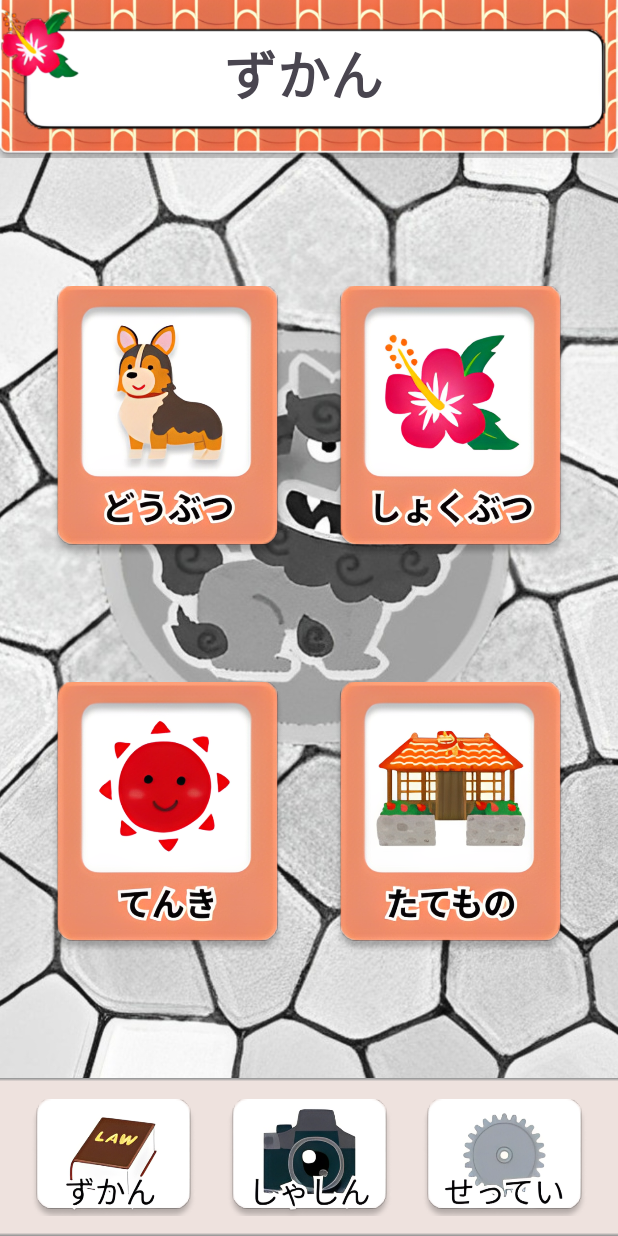
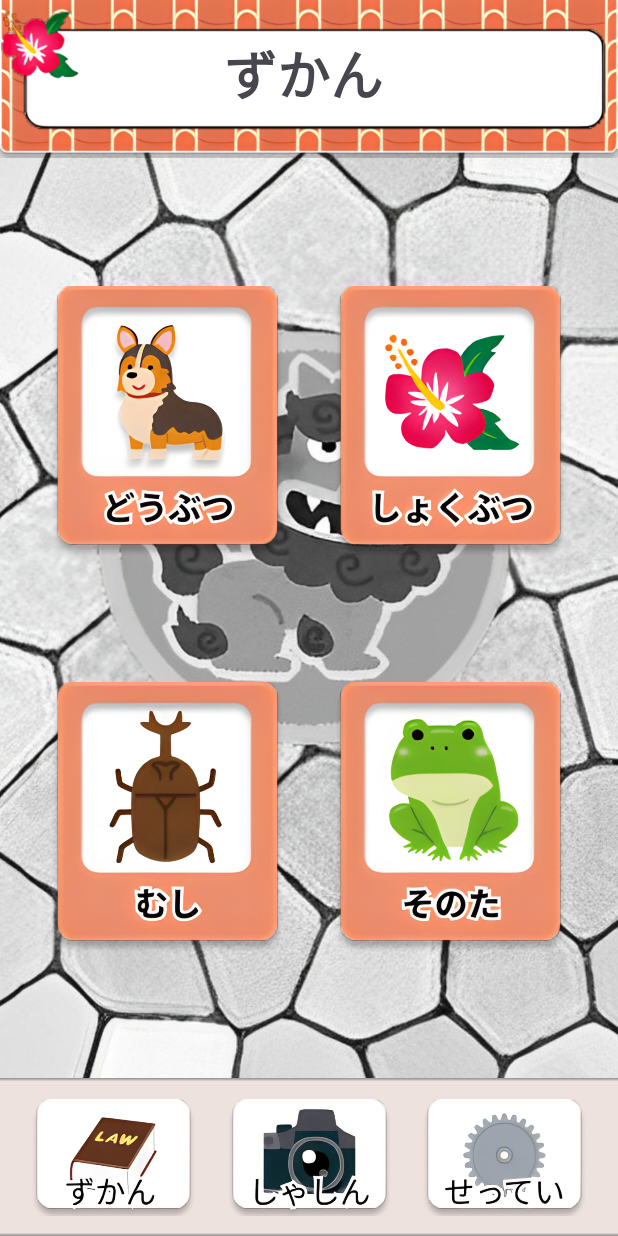
Before and after one commit to s21015/SotukenSanbaVer2.0, an Android app: the IllustratedFragment screen opened through its navigation route, on a phone screen of 412 x 824 dp. Run offline under Robolectric (Android 15) with nearby library versions, the phone set to English and light mode, and no system bars.

Commit message:
カテゴリ別ボタンをアップデート

```diff
--- a/app/src/main/res/layout/fragment_illustrated.xml
+++ b/app/src/main/res/layout/fragment_illustrated.xml
@@ -42,9 +42,9 @@
         android:layout_width="155dp"
         android:layout_height="180dp"
         android:background="#00FFFFFF"
-        android:contentDescription="@string/weartherButton"
+        android:contentDescription="@string/insectButton"
         android:scaleType="centerCrop"
-        android:src="@drawable/weather"
+        android:src="@drawable/insect"
         app:layout_constraintBottom_toBottomOf="parent"
         app:layout_constraintEnd_toEndOf="parent"
         app:layout_constraintEnd_toStartOf="@+id/buildingBtn"
@@ -58,9 +58,9 @@
         android:layout_width="155dp"
         android:layout_height="180dp"
         android:background="#00FFFFFF"
-        android:contentDescription="@string/buildingButton"
+        android:contentDescription="@string/otherButton"
         android:scaleType="centerCrop"
-        android:src="@drawable/building"
+        android:src="@drawable/other"
         app:layout_constraintBottom_toBottomOf="parent"
         app:layout_constraintEnd_toEndOf="parent"
         app:layout_constraintHorizontal_bias="0.5"
--- a/app/src/main/res/values/strings.xml
+++ b/app/src/main/res/values/strings.xml
@@ -26,4 +26,6 @@
     <string name="previous">Previous</string>
     <string name="title_screen">タイトル画面</string>
     <string name="tap_btn">タップ</string>
+    <string name="insectButton">虫ボタン</string>
+    <string name="otherButton">その他ボタン</string>
 </resources>
```
Also changed, not shown: app/src/main/res/layout/fragment_animal.xml (+16 -16 lines), app/src/main/res/drawable/insect.png (added), app/src/main/res/drawable/other.png (added), app/src/main/res/drawable/ryukyuken.png (deleted).
